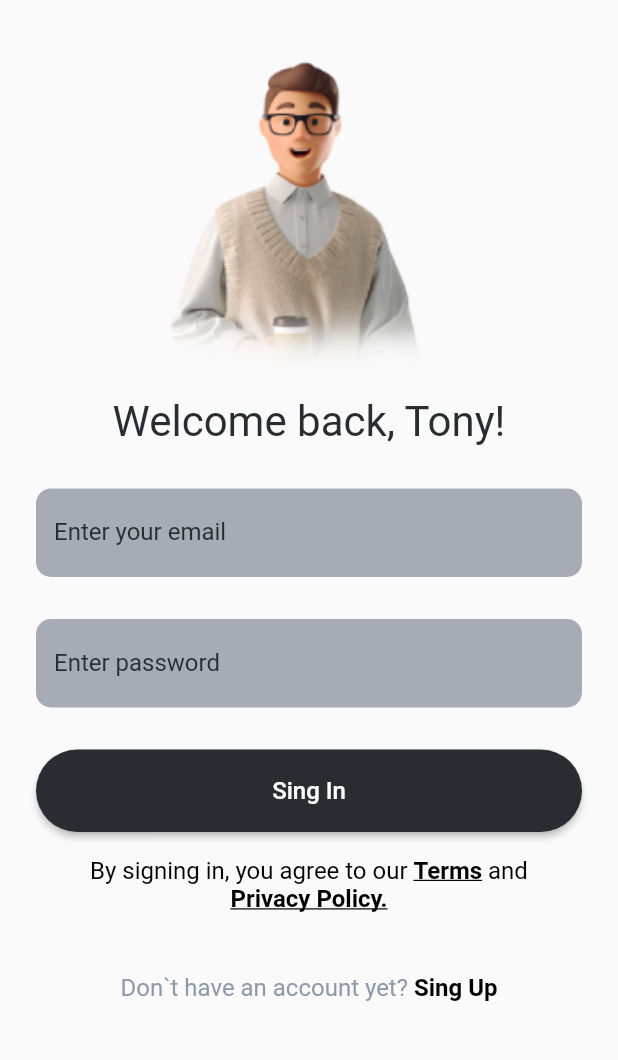
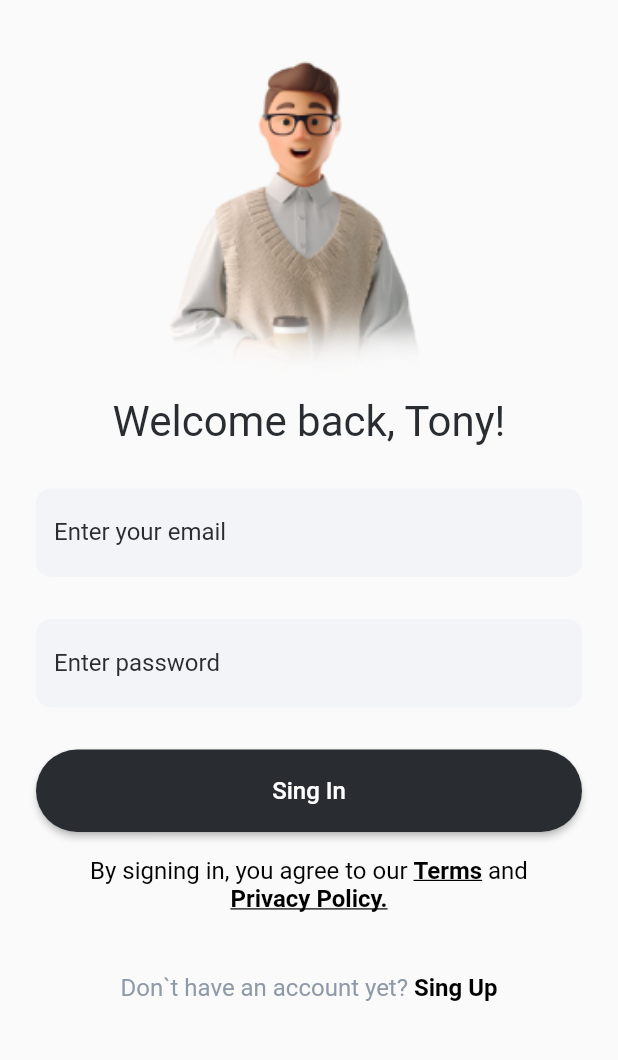
Before and after one commit to Evil-Monkey-Inc/water_tracker, a Flutter app: the screen it shows after launch, on a phone screen of 412 x 824 dp, the part 83-1143 px from its top. Run offline on Flutter 3.47's test engine with Material 2 defaults, Android fonts, the phone set to English and light mode, and no system bars; our stand-ins replace flutter_svg.

Commit message:
indicated color

```diff
--- a/lib/presentation/widgets/input_field_widget.dart
+++ b/lib/presentation/widgets/input_field_widget.dart
@@ -15,6 +15,8 @@ class InputFieldWidget extends StatelessWidget {
   Widget build(BuildContext context) {
     return TextFormField(
       decoration: InputDecoration(
+        filled: true,
+        fillColor: const Color(0xFFF2F4F8),
         labelText: labelText,
       ),
       validator: validator,
```
